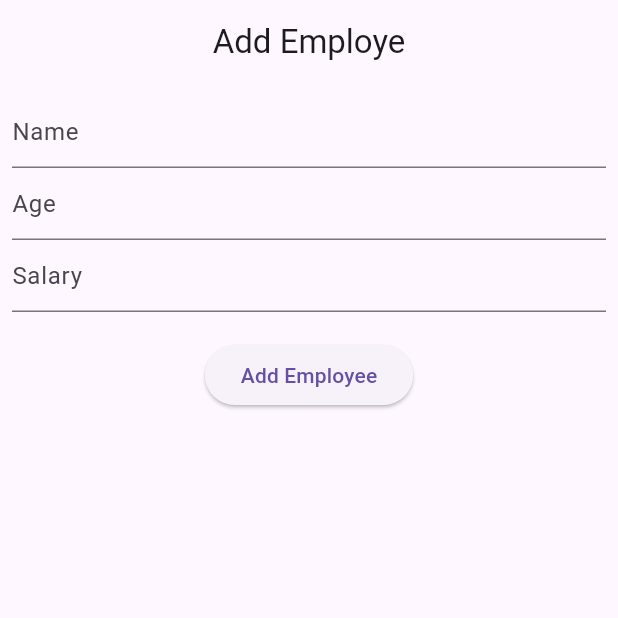
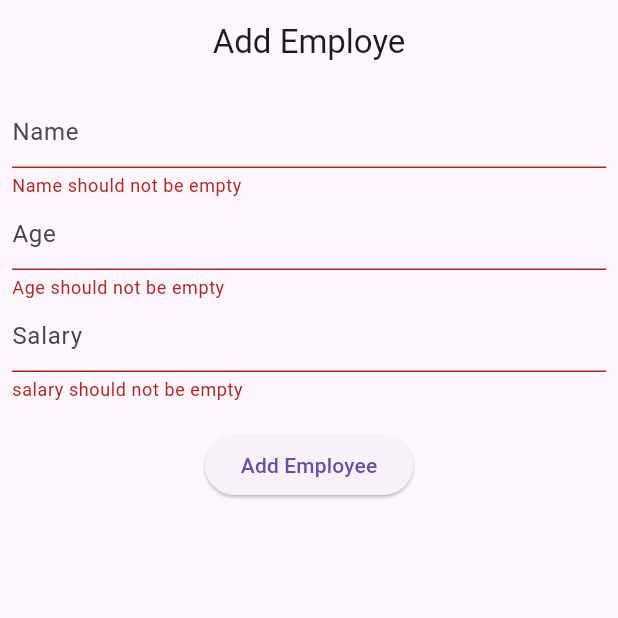
Before and after one commit to Sohelbd76/ostad_flutter, a Flutter app: the screen it shows after launch, after a tap on "Add Employee", on a phone screen of 412 x 824 dp, the top half of it. Run offline on Flutter 3.47's test engine with Material 3 defaults, Android fonts, the phone set to English and light mode, and no system bars.

```diff
--- a/lib/Module8/formfield.dart
+++ b/lib/Module8/formfield.dart
@@ -90,9 +90,9 @@ class formField extends StatelessWidget {
                              onPressed: (){
                            if(_formKey.currentState!.validate()){
 
-                             Navigator.push(context, MaterialPageRoute(builder: (context)=> listV()));
-                             // ScaffoldMessenger.of(context).showSnackBar(
-                             //     SnackBar(content: Text('Logine success')));
+                             // Navigator.push(context, MaterialPageRoute(builder: (context)=> listV()));
+                             ScaffoldMessenger.of(context).showSnackBar(
+                                 SnackBar(content: Text('Login success')));
 
                            };
                          }, child: Text('Login',style: TextStyle(
--- a/lib/MyApp.dart
+++ b/lib/MyApp.dart
@@ -8,6 +8,7 @@ import 'package:ostad_flutter/module9/test.dart';
 // import 'package:ostad_flutter/Home.dart';
 // import 'package:ostad_flutter/Field.dart';
 
+import 'Module 11/test.dart';
 import 'assignment2.dart';
 import 'Module8/GridView_Builder.dart';
 import 'Module8/assignment.dart';
--- a/lib/livetest2.dart
+++ b/lib/livetest2.dart
@@ -5,7 +5,9 @@ class livetest2 extends StatelessWidget {
 
   @override
   Widget build(BuildContext context) {
-    TextEditingController phoneController = TextEditingController();
+    TextEditingController nameController = TextEditingController();
+    TextEditingController ageController = TextEditingController();
+    TextEditingController salaryController = TextEditingController();
     final _formKey = GlobalKey<FormState>();
     return Scaffold(
         appBar: AppBar(
@@ -20,28 +22,59 @@ class livetest2 extends StatelessWidget {
                 child: Column(
                   children: [
                     TextFormField(
-                      controller: phoneController,
+                      controller: nameController,
                       decoration: InputDecoration(
                         hintText: 'Name',
                       ),
+                      validator: (value){
+                        if(value== null){
+                          return'Enter Name';
+                        }
+                        else if (value.isEmpty) {
+                          return 'Name should not be empty';
+                        }
+                        return null;
+                      },
                     ),
                     TextFormField(
-                      controller: phoneController,
+                      controller: ageController,
+                      keyboardType: TextInputType.number,
                       decoration: InputDecoration(
                         hintText: 'Age',
                       ),
+                      validator: (value){
+                        if(value== null){
+                          return 'Enter Age';
+                        }
+                        else if(value.isEmpty){
+                          return 'Age should not be empty';
+                        }
+                        return null;
+                      },
                     ),
                     TextFormField(
-                      controller: phoneController,
+                      controller: salaryController,
                       decoration: InputDecoration(
                         hintText: 'Salary',
                       ),
-                    )
+                      validator: (value) {
+                        if (value == null) {
+                          return 'Enter Salary';
+                        }
+                        else if (value.isEmpty) {
+                          return 'salary should not be empty';
+                        }
+
+                        return null;
+                      } )
                   ],
                 ),
               )),
           SizedBox(height: 10,),
-          ElevatedButton(onPressed: () {}, child: Text('Add Employee')),
+          ElevatedButton(onPressed: () {
+            if(_formKey.currentState!.validate()){
+            ScaffoldMessenger.of(context).showSnackBar(SnackBar(content: Text('Employee Added')));}
+          }, child: Text('Add Employee')),
         ]));
   }
 }
```
Also changed, not shown: lib/Module 11/test.dart (added, +94 -0 lines), asset/fbfront.png (added).
